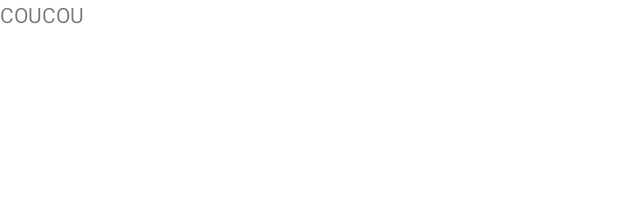
After one commit to lea78/Fruit-Mastermind-App, an Android app: the layout activity_game.xml on its own in the app's theme, with its tools: preview values and no code run, on a phone screen of 412 x 824 dp. The commit adds this screen. Shown: the top 198 px of the screen. Run offline under Robolectric (Android 15) with nearby library versions, the phone set to English and light mode, and no system bars.

Commit message:
création GameActivity + start/quit Game on click

```diff
--- a/app/src/main/AndroidManifest.xml
+++ b/app/src/main/AndroidManifest.xml
@@ -9,7 +9,11 @@
         android:roundIcon="@mipmap/ic_launcher_round"
         android:supportsRtl="true"
         android:theme="@style/Theme.FruitMasterMind">
-        <activity android:name=".MainActivity"
+        <activity android:name=".GameActivity">
+
+        </activity>
+        <activity
+            android:name=".MainActivity"
             android:screenOrientation="portrait">
             <intent-filter>
                 <action android:name="android.intent.action.MAIN" />
--- /dev/null
+++ b/app/src/main/res/layout/activity_game.xml
@@ -0,0 +1,16 @@
+<?xml version="1.0" encoding="utf-8"?>
+<androidx.constraintlayout.widget.ConstraintLayout xmlns:android="http://schemas.android.com/apk/res/android"
+    xmlns:app="http://schemas.android.com/apk/res-auto"
+    xmlns:tools="http://schemas.android.com/tools"
+    android:layout_width="match_parent"
+    android:layout_height="match_parent"
+    tools:context=".GameActivity">
+
+    <TextView
+        android:id="@+id/textView"
+        android:layout_width="wrap_content"
+        android:layout_height="wrap_content"
+        android:text="COUCOU"
+        tools:layout_editor_absoluteX="121dp"
+        tools:layout_editor_absoluteY="352dp" />
+</androidx.constraintlayout.widget.ConstraintLayout>
--- a/app/src/main/res/layout/activity_main.xml
+++ b/app/src/main/res/layout/activity_main.xml
@@ -49,6 +49,7 @@
             android:layout_width="163dp"
             android:layout_height="wrap_content"
             android:layout_marginBottom="40dp"
+            android:onClick="startGame"
             android:paddingTop="8dp"
             android:paddingBottom="8dp"
             android:text="@string/start"
@@ -72,6 +73,7 @@
             android:id="@+id/quit_button"
             android:layout_width="165dp"
             android:layout_height="wrap_content"
+            android:onClick="quitGame"
             android:paddingTop="8dp"
             android:paddingBottom="8dp"
             android:text="@string/quit"
```
Also changed, not shown: app/src/main/java/com/example/fruitmastermind/GameActivity.java (added, +14 -0 lines), app/src/main/java/com/example/fruitmastermind/MainActivity.java (+20 -0 lines).
